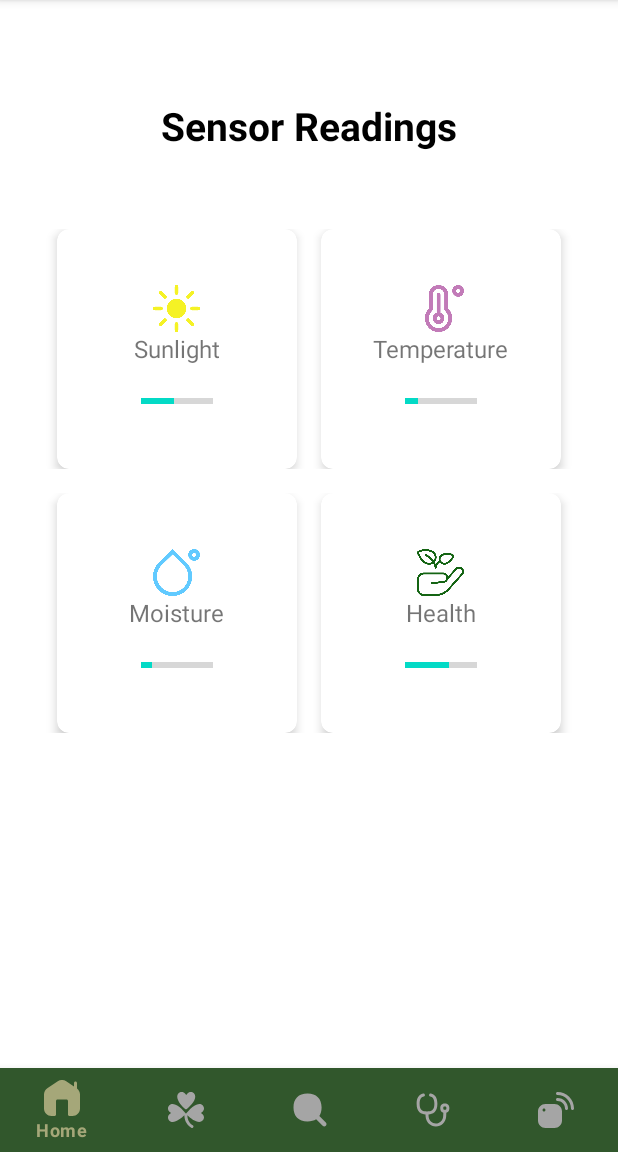
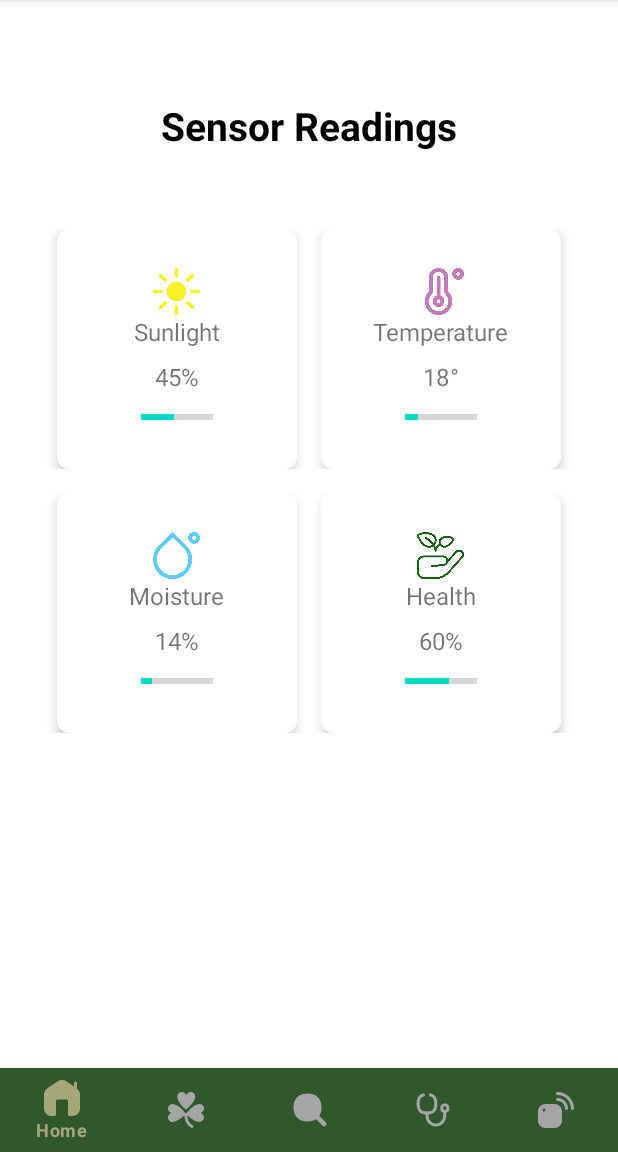
Before and after one commit to thedarshannn/SmartHomeGardenSys, an Android app: the fragment SensorFragment placed in its activity, on a phone screen of 412 x 824 dp, the part 84-1236 px from its top. Run offline under Robolectric (Android 15) with nearby library versions, the phone set to English and light mode, and no system bars.

Commit message:
Added senor readings in figure.

```diff
--- a/SmartHomeGarden/src/main/res/layout/fragment_sensor.xml
+++ b/SmartHomeGarden/src/main/res/layout/fragment_sensor.xml
@@ -60,6 +60,12 @@
                         android:text="Sunlight"
                         android:textSize="16sp" />
 
+                    <TextView
+                        android:layout_width="wrap_content"
+                        android:layout_height="wrap_content"
+                        android:text="45%"
+                        android:textSize="16sp" />
+
                     <ProgressBar
                         style="?android:attr/progressBarStyleHorizontal"
                         android:layout_width="wrap_content"
@@ -94,6 +100,13 @@
                         android:text="Temperature"
                         android:textSize="16sp"
                         android:layout_marginBottom="8dp" />
+
+                    <TextView
+                        android:layout_width="wrap_content"
+                        android:layout_height="wrap_content"
+                        android:text="18°"
+                        android:textSize="16sp" />
+
                     <ProgressBar
                         android:layout_width="wrap_content"
                         android:layout_height="wrap_content"
@@ -101,6 +114,7 @@
                         style="?android:attr/progressBarStyleHorizontal"
                         android:progress="18"
                         android:max="100" />
+
 
                 </LinearLayout>
             </androidx.cardview.widget.CardView>
@@ -137,6 +151,11 @@
                         android:textSize="16sp"
                         android:layout_marginBottom="8dp" />
 
+                    <TextView
+                        android:layout_width="wrap_content"
+                        android:layout_height="wrap_content"
+                        android:text="14%"
+                        android:textSize="16sp" />
                     <ProgressBar
                         android:layout_width="wrap_content"
                         android:layout_height="wrap_content"
@@ -172,6 +191,12 @@
                         android:textSize="16sp"
                         android:layout_marginBottom="8dp" />
 
+                    <TextView
+                        android:layout_width="wrap_content"
+                        android:layout_height="wrap_content"
+                        android:text="60%"
+                        android:textSize="16sp" />
+
                     <ProgressBar
                         android:layout_width="wrap_content"
                         android:layout_height="wrap_content"
```
